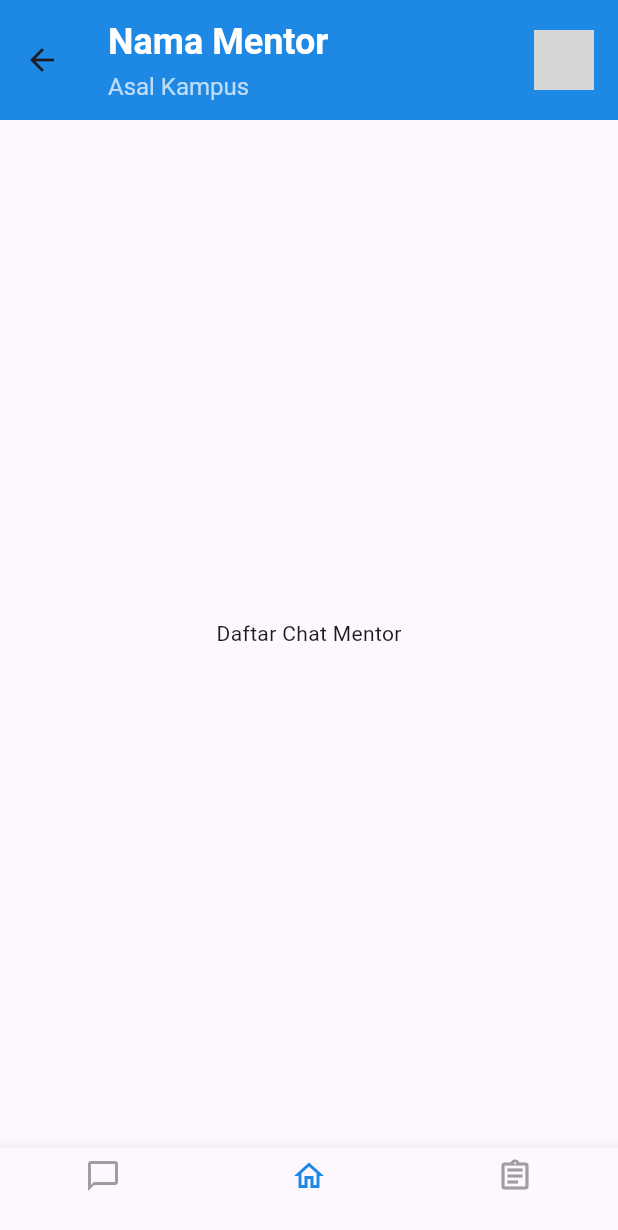
After one commit to davin59/KonsulMate, a Flutter app: the ListChatMentor screen opened directly, on a phone screen of 412 x 824 dp. The commit adds this screen. Shown: the top 1230 px of the screen. Run offline on Flutter 3.47's test engine with Material 3 defaults, Android fonts, the phone set to English and light mode, and no system bars; grey boxes are pictures that could not be loaded.

Commit message:
buat components & listchat,homepage

```diff
--- a/lib/pages/login_page.dart
+++ b/lib/pages/login_page.dart
@@ -2,8 +2,9 @@ import 'dart:convert'; // Untuk mengkonversi JSON
 import 'package:flutter/services.dart'
     show rootBundle; // Untuk mengambil file dari assets
 import 'package:flutter/material.dart'; // Import UI toolkit Flutter
+import 'package:flutter_application_1/pages/mentor/homepage_mentor.dart' show MentorHomePage;
 import 'user/user_home_page.dart'; // Import halaman utama untuk user
-import 'mentor/mentor_home_page.dart'; // Import halaman utama untuk mentor
+import 'mentor/homepage_mentor.dart'; // Import halaman utama untuk mentor
 
 class LoginPage extends StatefulWidget {
   const LoginPage({super.key});
--- /dev/null
+++ b/lib/pages/mentor/components/appbar_mentor.dart
@@ -0,0 +1,57 @@
+import 'package:flutter/material.dart';
+import '../homepage_mentor.dart';
+
+class MentorAppBar extends StatelessWidget implements PreferredSizeWidget {
+  const MentorAppBar({super.key});
+
+  @override
+  Widget build(BuildContext context) {
+    return AppBar(
+      backgroundColor: Colors.blue.shade600,
+      elevation: 0,
+      toolbarHeight: 80,
+      title: const Column(
+        crossAxisAlignment: CrossAxisAlignment.start,
+        children: [
+          Text(
+            'Nama Mentor',
+            style: TextStyle(
+              color: Colors.white,
+              fontSize: 24,
+              fontWeight: FontWeight.bold,
+            ),
+          ),
+          SizedBox(height: 4),
+          Text(
+            'Asal Kampus',
+            style: TextStyle(
+              color: Colors.white70,
+              fontSize: 16,
+            ),
+          ),
+        ],
+      ),
+      actions: [
+        Padding(
+          padding: const EdgeInsets.only(right: 16.0),
+          child: GestureDetector(
+            onTap: () {
+              Navigator.push(
+                context,
+                MaterialPageRoute(builder: (context) => const MentorProfilePage()),
+              );
+            },
+            child: const CircleAvatar(
+              radius: 20,
+              backgroundImage: AssetImage('assets/mentor_avatar.png'),
+              backgroundColor: Colors.grey,
+            ),
+          ),
+        ),
+      ],
+    );
+  }
+
+  @override
+  Size get preferredSize => const Size.fromHeight(80);
+}
--- /dev/null
+++ b/lib/pages/mentor/components/footer_mentor.dart
@@ -0,0 +1,49 @@
+import 'package:flutter/material.dart';
+import '../listchat_mentor.dart'; // Pastikan path ini sesuai
+import '../history_mentor.dart'; // Tambahkan import ini
+
+class MentorFooter extends StatelessWidget {
+  final int currentIndex;
+  final Function(int)? onTap;
+
+  const MentorFooter({super.key, this.currentIndex = 1, this.onTap});
+
+  @override
+  Widget build(BuildContext context) {
+    return BottomNavigationBar(
+      selectedItemColor: Colors.blue.shade600,
+      unselectedItemColor: Colors.grey,
+      items: const [
+        BottomNavigationBarItem(
+          icon: Icon(Icons.chat_bubble_outline),
+          label: '',
+        ),
+        BottomNavigationBarItem(
+          icon: Icon(Icons.home_outlined),
+          label: '',
+        ),
+        BottomNavigationBarItem(
+          icon: Icon(Icons.assignment_outlined),
+          label: '',
+        ),
+      ],
+      currentIndex: currentIndex,
+      onTap: (index) {
+        if (onTap != null) {
+          onTap!(index);
+        }
+        if (index == 0) {
+          Navigator.push(
+            context,
+            MaterialPageRoute(builder: (context) => const ListChatMentor()),
+          );
+        } else if (index == 2) {
+          Navigator.push(
+            context,
+            MaterialPageRoute(builder: (context) => const HistoryMentor()),
+          );
+        }
+      },
+    );
+  }
+}
--- /dev/null
+++ b/lib/pages/mentor/history_mentor.dart
@@ -0,0 +1,16 @@
+import 'package:flutter/material.dart';
+import 'components/appbar_mentor.dart';
+import 'components/footer_mentor.dart';
+
+class HistoryMentor extends StatelessWidget {
+  const HistoryMentor({super.key});
+
+  @override
+  Widget build(BuildContext context) {
+    return Scaffold(
+      appBar: const MentorAppBar(), // gunakan class MentorAppBar dari appbar_mentor.dart
+      body: const Center(child: Text('History Mentor')),
+      bottomNavigationBar: const MentorFooter(), // gunakan class FooterMentor dari footer_mentor.dart
+    );
+  }
+}
--- /dev/null
+++ b/lib/pages/mentor/listchat_mentor.dart
@@ -0,0 +1,16 @@
+import 'package:flutter/material.dart';
+import 'components/appbar_mentor.dart';
+import 'components/footer_mentor.dart';
+
+class ListChatMentor extends StatelessWidget {
+  const ListChatMentor({super.key});
+
+  @override
+  Widget build(BuildContext context) {
+    return Scaffold(
+      appBar: const MentorAppBar(), // gunakan class MentorAppBar dari appbar_mentor.dart
+      body: const Center(child: Text('Daftar Chat Mentor')),
+      bottomNavigationBar: const MentorFooter(), // gunakan class FooterMentor dari footer_mentor.dart
+    );
+  }
+}
--- a/lib/pages/mentor/mentor_profile_page.dart
+++ b/lib/pages/mentor/profilepage_mentor.dart
@@ -1,6 +1,6 @@
 import 'dart:convert';
 import 'package:flutter/material.dart';
-import 'package:flutter/services.dart'; // Tambahkan ini
+import 'package:flutter/services.dart';
 
 void main() {
   runApp(const MyApp());
```
Also changed, not shown: lib/pages/mentor/homepage_mentor.dart (renamed from lib/pages/mentor/mentor_home_page.dart, +19 -92 lines).
